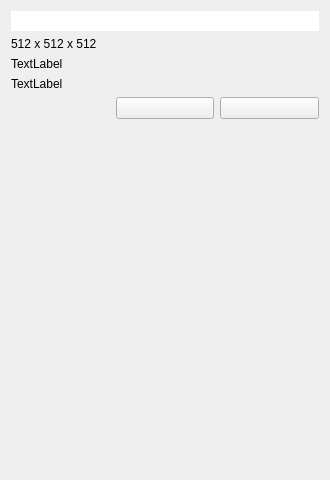
The window that tomviz/DataPropertiesPanel.ui (OpenChemistry/tomviz) describes before a commit, drawn with Qt 5.
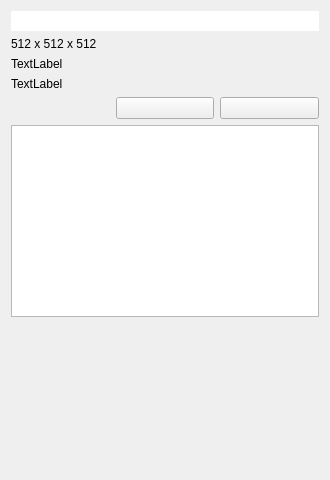
The same window after the commit. Custom widgets are drawn as their Qt base class.

Commit message: Added a table in data properties for the tilt angles

```diff
--- a/tomviz/DataPropertiesPanel.ui
+++ b/tomviz/DataPropertiesPanel.ui
@@ -99,6 +99,16 @@
      </layout>
     </widget>
    </item>
+   <item>
+    <widget class="QTableWidget" name="TiltAnglesTable">
+     <property name="sizePolicy">
+      <sizepolicy hsizetype="Expanding" vsizetype="Expanding">
+       <horstretch>0</horstretch>
+       <verstretch>0</verstretch>
+      </sizepolicy>
+     </property>
+    </widget>
+   </item>
    <item>
     <spacer name="verticalSpacer">
      <property name="orientation">
```
Left out of the diff: 11 changed lines with no effect on the pictures. The commit also changes 1 other file.
